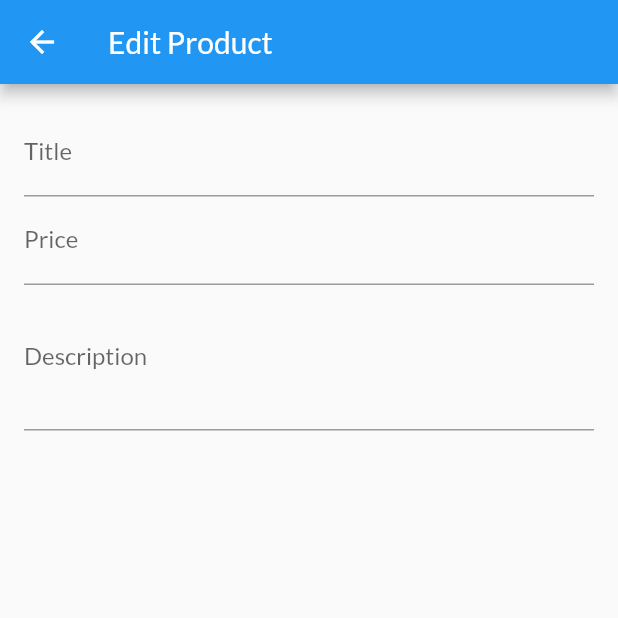
After one commit to hesamkurd/ShopFlutter, a Flutter app: the EditProductScreen screen opened by its route, on a phone screen of 412 x 824 dp, the top half of it. The commit adds this screen. Run offline on Flutter 3.47's test engine with Material 2 defaults, Android fonts, the phone set to English and light mode, and no system bars; our stand-ins replace get; network calls fail.

Commit message:
create edit product screen

```diff
--- a/lib/main.dart
+++ b/lib/main.dart
@@ -1,12 +1,13 @@
 import 'package:flutter/material.dart';
 import 'package:provider/provider.dart';
-import 'package:shop_app_flutter/screens/orders_screen.dart';
-import 'package:shop_app_flutter/screens/user_product_screen.dart';
+import './screens/edit_product_screen.dart';
+import './screens/orders_screen.dart';
+import './screens/user_product_screen.dart';
 import './provider/order.dart';
-import 'screens/cart_screen.dart';
+import './screens/cart_screen.dart';
 import './provider/cart.dart';
-import 'screens/product_details_screen.dart';
-import 'screens/products_overview_screen.dart';
+import './screens/product_details_screen.dart';
+import './screens/products_overview_screen.dart';
 import './provider/products.dart';
 
 void main(List<String> args) => runApp(const MyApp());
@@ -44,6 +45,7 @@ class MyApp extends StatelessWidget {
           CartScreen.routeName: (context) => const CartScreen(),
           OrdersScreen.routeName: (context) => const OrdersScreen(),
           UserProductScreen.routeName: (context) => const UserProductScreen(),
+          EditProductScreen.routeName: (context) => const EditProductScreen(),
         },
       ),
     );
--- /dev/null
+++ b/lib/screens/edit_product_screen.dart
@@ -0,0 +1,62 @@
+import 'package:flutter/material.dart';
+import 'package:shop_app_flutter/utils/app_layout.dart';
+
+class EditProductScreen extends StatefulWidget {
+  static const routeName = '/edit-product';
+  const EditProductScreen({super.key});
+
+  @override
+  State<EditProductScreen> createState() => _EditProductScreenState();
+}
+
+class _EditProductScreenState extends State<EditProductScreen> {
+  final _priceFocusedNode = FocusNode();
+  final _descriptionFocusedNode = FocusNode();
+
+  @override
+  void dispose() {
+    _priceFocusedNode.dispose();
+    _descriptionFocusedNode.dispose();
+    super.dispose();
+  }
+
+  @override
+  Widget build(BuildContext context) {
+    return Scaffold(
+      appBar: AppBar(
+        title: const Text('Edit Product'),
+      ),
+      body: Padding(
+        padding: EdgeInsets.all(AppLayout.getHeight(16)),
+        child: Form(
+          child: ListView(
+            children: [
+              TextFormField(
+                decoration: const InputDecoration(labelText: 'Title'),
+                textInputAction: TextInputAction.next,
+                onFieldSubmitted: (_) {
+                  FocusScope.of(context).requestFocus(_priceFocusedNode);
+                },
+              ),
+              TextFormField(
+                decoration: const InputDecoration(labelText: 'Price'),
+                textInputAction: TextInputAction.next,
+                keyboardType: TextInputType.number,
+                focusNode: _priceFocusedNode,
+                onFieldSubmitted: (_) {
+                  FocusScope.of(context).requestFocus(_descriptionFocusedNode);
+                },
+              ),
+              TextFormField(
+                decoration: const InputDecoration(labelText: 'Description'),
+                maxLines: 3,
+                keyboardType: TextInputType.multiline,
+                focusNode: _descriptionFocusedNode,
+              ),
+            ],
+          ),
+        ),
+      ),
+    );
+  }
+}
--- a/lib/screens/user_product_screen.dart
+++ b/lib/screens/user_product_screen.dart
@@ -1,9 +1,9 @@
 import 'package:flutter/material.dart';
 import 'package:provider/provider.dart';
-import 'package:shop_app_flutter/widgets/app_drawer.dart';
+import '../screens/edit_product_screen.dart';
+import '../widgets/app_drawer.dart';
 import '../widgets/user_product_item.dart';
 import '../provider/products.dart';
-import '../utils/app_layout.dart';
 
 class UserProductScreen extends StatelessWidget {
   static const routeName = '/user-products';
@@ -17,7 +17,9 @@ class UserProductScreen extends StatelessWidget {
         title: const Text('Your Product'),
         actions: [
           IconButton(
-            onPressed: () {},
+            onPressed: () {
+              Navigator.of(context).pushNamed(EditProductScreen.routeName);
+            },
             icon: const Icon(Icons.add),
           ),
         ],
```
